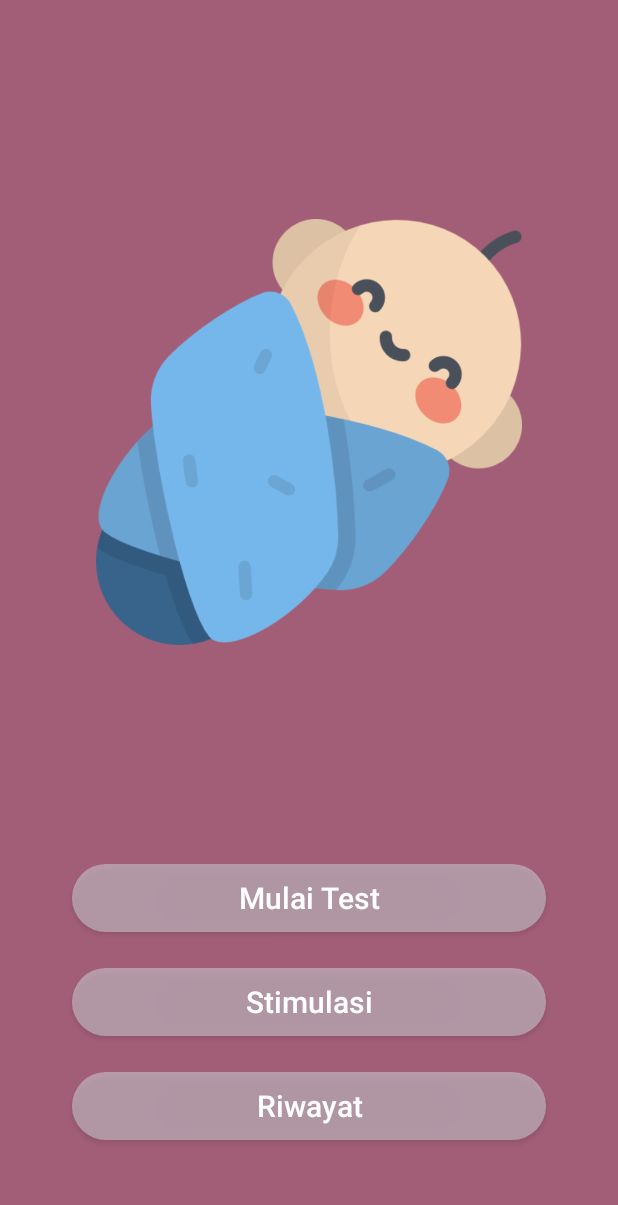
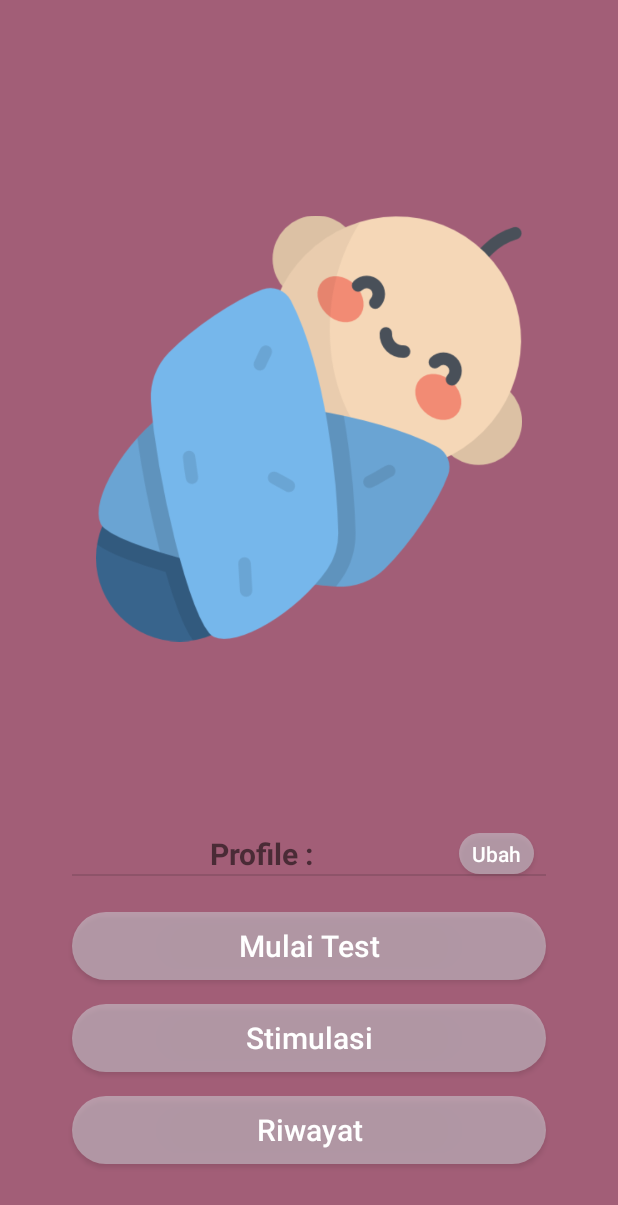
Before and after one commit to Arpgsfh/PA, an Android app: the layout activity_main.xml on its own in the app's theme, with its tools: preview values and no code run, on a phone screen of 412 x 824 dp. Shown: the top 1205 px of the screen. Run offline under Robolectric (Android 15) with nearby library versions, the phone set to English and light mode, and no system bars.

Commit message:
Profil Anak Update

```diff
--- a/app/src/main/java/org/d3ifcool/denver/ImageAdapter.java
+++ b/app/src/main/java/org/d3ifcool/denver/ImageAdapter.java
@@ -52,7 +52,6 @@ public class ImageAdapter extends BaseAdapter {
     private String[] mThumbIds = {
             "3", "6",
             "9", "12",
-            "15", "18",
-            "21", "24"
+            "15", "18"
     };
 }
--- a/app/src/main/java/org/d3ifcool/denver/TestActivity.java
+++ b/app/src/main/java/org/d3ifcool/denver/TestActivity.java
@@ -72,7 +72,7 @@ public class TestActivity extends AppCompatActivity {
                 @Override
                 public void onDataChange(@NonNull DataSnapshot dataSnapshot) {
                     String value = dataSnapshot.getValue(String.class);
-                    noPertanyaan.setText(String.valueOf(nomor));
+                    noPertanyaan.setText(String.valueOf(nomor)+" /10");
                     pertanyaan.setText(value);
                 }
 
--- /dev/null
+++ b/app/src/main/res/drawable/ic_add_white_24dp.xml
@@ -0,0 +1,5 @@
+<vector android:height="24dp" android:tint="#FFFFFF"
+    android:viewportHeight="24.0" android:viewportWidth="24.0"
+    android:width="24dp" xmlns:android="http://schemas.android.com/apk/res/android">
+    <path android:fillColor="#FF000000" android:pathData="M19,13h-6v6h-2v-6H5v-2h6V5h2v6h6v2z"/>
+</vector>
--- a/app/src/main/res/layout/activity_main.xml
+++ b/app/src/main/res/layout/activity_main.xml
@@ -4,16 +4,16 @@
     xmlns:tools="http://schemas.android.com/tools"
     android:layout_width="match_parent"
     android:layout_height="match_parent"
-    tools:context="org.d3ifcool.denver.MainActivity"
-    android:background="@drawable/bg">
+    android:background="@drawable/bg"
+    tools:context="org.d3ifcool.denver.MainActivity">
 
     <Button
         android:id="@+id/testBtn"
         android:layout_width="0dp"
         android:layout_height="45dp"
-        android:layout_marginBottom="24dp"
+        android:layout_marginStart="48dp"
         android:layout_marginEnd="48dp"
-        android:layout_marginStart="48dp"
+        android:layout_marginBottom="16dp"
         android:background="@drawable/button_bg"
         android:text="Mulai Test"
         android:textAllCaps="false"
@@ -27,7 +27,7 @@
         android:id="@+id/stimulasiBtn"
         android:layout_width="0dp"
         android:layout_height="45dp"
-        android:layout_marginBottom="24dp"
+        android:layout_marginBottom="16dp"
         android:background="@drawable/button_bg"
         android:text="Stimulasi"
         android:textAllCaps="false"
@@ -41,7 +41,7 @@
         android:id="@+id/riwayatBtn"
         android:layout_width="0dp"
         android:layout_height="45dp"
-        android:layout_marginBottom="64dp"
+        android:layout_marginBottom="48dp"
         android:background="@drawable/button_bg"
         android:text="Riwayat"
         android:textAllCaps="false"
@@ -55,14 +55,54 @@
         android:id="@+id/imageView"
         android:layout_width="0dp"
         android:layout_height="0dp"
-        android:layout_marginBottom="64dp"
+        android:layout_marginStart="64dp"
+        android:layout_marginTop="48dp"
         android:layout_marginEnd="64dp"
-        android:layout_marginStart="64dp"
-        android:layout_marginTop="64dp"
-        app:layout_constraintBottom_toTopOf="@+id/testBtn"
+        android:layout_marginBottom="32dp"
+        app:layout_constraintBottom_toTopOf="@+id/namaAnakTextView"
         app:layout_constraintEnd_toEndOf="parent"
         app:layout_constraintStart_toStartOf="parent"
         app:layout_constraintTop_toTopOf="parent"
         app:srcCompat="@drawable/baby" />
 
+    <Button
+        android:id="@+id/ubahProfile"
+        android:layout_width="50dp"
+        android:layout_height="0dp"
+        android:layout_marginEnd="8dp"
+        android:layout_marginRight="8dp"
+        android:background="@drawable/button_bg"
+        android:text="Ubah"
+        android:textAllCaps="false"
+        android:textColor="#fff"
+        app:layout_constraintBottom_toBottomOf="@+id/namaAnakTextView"
+        app:layout_constraintEnd_toEndOf="@+id/divider"
+        app:layout_constraintTop_toTopOf="@+id/namaAnakTextView" />
+
+    <TextView
+        android:id="@+id/namaAnakTextView"
+        android:layout_width="0dp"
+        android:layout_height="wrap_content"
+        android:layout_marginStart="8dp"
+        android:layout_marginLeft="8dp"
+        android:layout_marginEnd="8dp"
+        android:layout_marginRight="8dp"
+        android:gravity="center"
+        android:text="Profile : "
+        android:textSize="20sp"
+        android:textStyle="bold"
+        app:layout_constraintBottom_toTopOf="@+id/divider"
+        app:layout_constraintEnd_toStartOf="@+id/ubahProfile"
+        app:layout_constraintStart_toStartOf="@+id/divider" />
+
+    <View
+        android:id="@+id/divider"
+        android:layout_width="0dp"
+        android:layout_height="1dp"
+        android:layout_marginBottom="24dp"
+        android:background="?android:attr/listDivider"
+        app:layout_constraintBottom_toTopOf="@+id/testBtn"
+        app:layout_constraintEnd_toEndOf="@+id/testBtn"
+        app:layout_constraintStart_toStartOf="@+id/testBtn" />
+
 </android.support.constraint.ConstraintLayout>
--- a/app/src/main/res/layout/activity_penilaian.xml
+++ b/app/src/main/res/layout/activity_penilaian.xml
@@ -9,13 +9,14 @@
 
     <TextView
         android:id="@+id/penilaian"
-        android:layout_width="200dp"
+        android:layout_width="wrap_content"
         android:layout_height="wrap_content"
         android:layout_marginBottom="8dp"
         android:background="@drawable/test_bg"
         android:justificationMode="inter_word"
         android:padding="16dp"
         android:text="Sesuai"
+        android:textSize="15dp"
         android:gravity="center"
         app:layout_constraintBottom_toTopOf="@+id/button"
         app:layout_constraintEnd_toEndOf="parent"
```
Also changed, not shown: app/src/main/AndroidManifest.xml (+17 -15 lines), app/src/main/java/org/d3ifcool/denver/MainActivity.java (+34 -2 lines), app/src/main/java/org/d3ifcool/denver/PilihUmurActivity.java (+14 -1 lines), app/src/main/java/org/d3ifcool/denver/ProfilAnak.java (added, +26 -0 lines), app/src/main/java/org/d3ifcool/denver/ProfilAnakActivity.java (added, +130 -0 lines), app/src/main/java/org/d3ifcool/denver/ProfilAnakAdapter.java (added, +76 -0 lines), app/src/main/res/drawable/ic_face_black_24dp.xml (added, +9 -0 lines), app/src/main/res/layout/activity_pilih_umur.xml (+6 -6 lines), app/src/main/res/layout/activity_profil_anak.xml (added, +31 -0 lines), app/src/main/res/layout/activity_test.xml (+3 -4 lines), app/src/main/res/layout/list_item_profil_anak.xml (added, +56 -0 lines).
